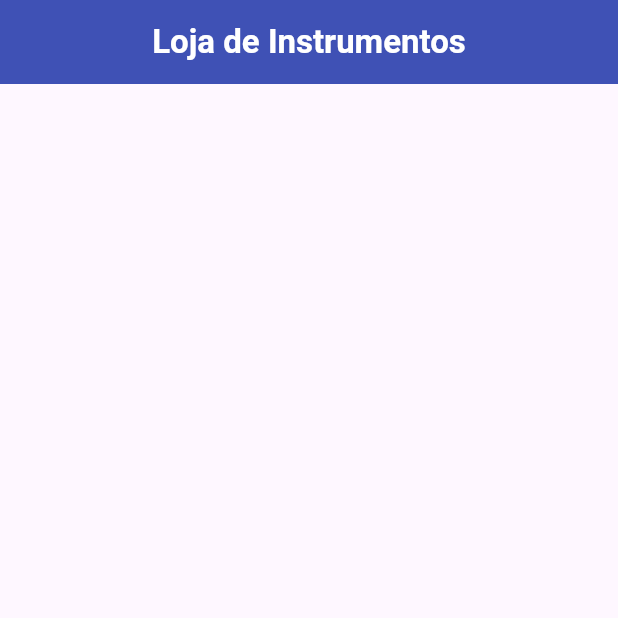
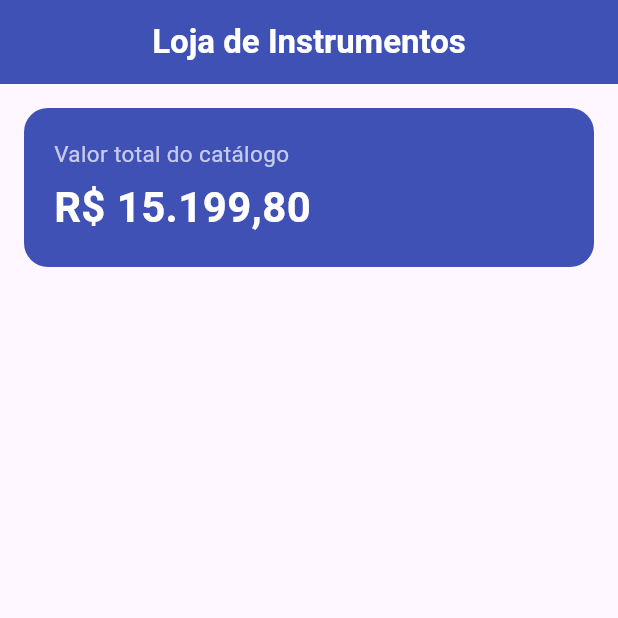
Before and after one commit to nicholascatelan/Trabalho_Dispositivos_Moveis, a Flutter app: the screen it shows after launch, on a phone screen of 412 x 824 dp, the top half of it. Run offline on Flutter 3.47's test engine with Material 3 defaults, Android fonts, the phone set to English and light mode, and no system bars.

Commit message:
feat: fazendo  exercicio5

```diff
--- a/parte2_flutter/lib/screens/home_page.dart
+++ b/parte2_flutter/lib/screens/home_page.dart
@@ -6,7 +6,8 @@ class HomePage extends StatelessWidget {
   @override
   Widget build(BuildContext context) {
     return Scaffold(
-      // Barra superior
+
+      // Barra superior da tela
       appBar: AppBar(
         title: const Text(
           'Loja de Instrumentos',
@@ -19,9 +20,53 @@ class HomePage extends StatelessWidget {
         foregroundColor: Colors.white,
       ),
 
+      // Corpo da tela
+      body: Column(
 
+        // Controla o eixo vertical
+        mainAxisAlignment: MainAxisAlignment.start,
 
+        // Controla o eixo horizontal
+        crossAxisAlignment: CrossAxisAlignment.stretch,
 
+        children: [
+
+          // Total do Exercício 4
+          Container(
+            margin: const EdgeInsets.all(16),
+            padding: const EdgeInsets.all(20),
+
+            decoration: BoxDecoration(
+              color: Colors.indigo,
+              borderRadius: BorderRadius.circular(16),
+            ),
+
+            child: const Column(
+              crossAxisAlignment: CrossAxisAlignment.start,
+              children: [
+                Text(
+                  'Valor total do catálogo',
+                  style: TextStyle(
+                    color: Colors.white70,
+                    fontSize: 15,
+                  ),
+                ),
+
+                SizedBox(height: 5),
+
+                Text(
+                  'R\$ 15.199,80',
+                  style: TextStyle(
+                    color: Colors.white,
+                    fontSize: 28,
+                    fontWeight: FontWeight.bold,
+                  ),
+                ),
+              ],
+            ),
+          ),
+        ],
+      ),
     );
   }
 }
```
